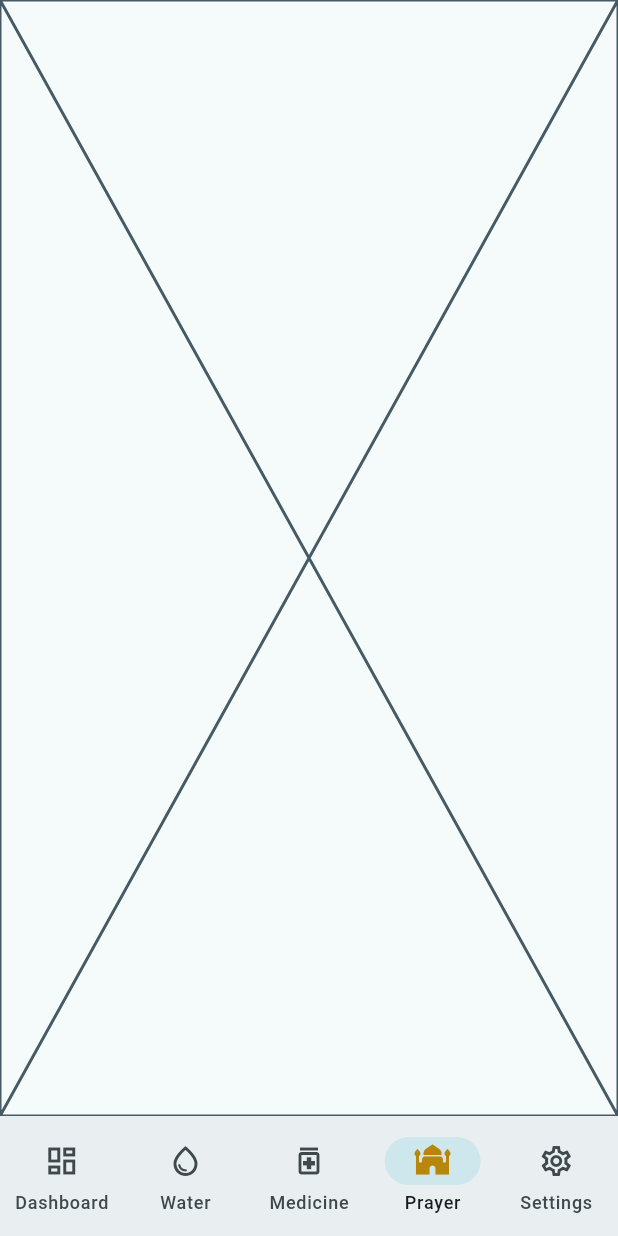
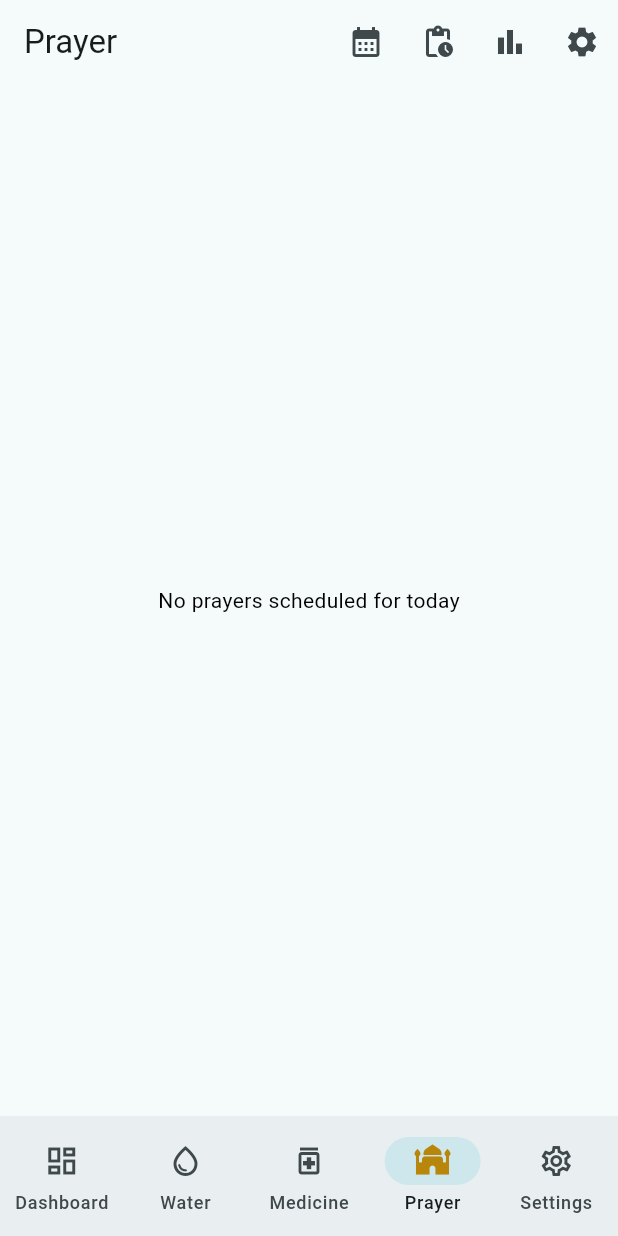
Before and after one commit to monowarfs/habbit-tracker, a Flutter app: the screen it shows after launch, item 4 of the bottom bar chosen, on a phone screen of 412 x 824 dp. Run offline on Flutter 3.47's test engine with Material 3 defaults, Android fonts, the phone set to English and light mode, and no system bars; our stand-ins replace clock, drift, fl_chart, flutter_local_notifications, flutter_riverpod, flutter_timezone and 6 more; missing offline and left inert: adhan_dart, workmanager; accounts and stored records are empty; generated files the repository leaves out were written again.

Commit message:
feat(prayer): checklist screen with tap-to-mark-prayed toggle

```diff
--- a/lib/features/prayer/presentation/screens/prayer_home_screen.dart
+++ b/lib/features/prayer/presentation/screens/prayer_home_screen.dart
@@ -1,13 +1,72 @@
 import 'package:flutter/material.dart';
+import 'package:flutter_riverpod/flutter_riverpod.dart';
+import 'package:go_router/go_router.dart';
+import 'package:habit_tracker/features/prayer/domain/entities/prayer_record.dart';
+import 'package:habit_tracker/features/prayer/presentation/providers/prayer_controller.dart';
+import 'package:habit_tracker/features/prayer/presentation/providers/prayer_providers.dart';
+import 'package:habit_tracker/features/prayer/presentation/widgets/prayer_tile.dart';
 
-/// Stub — replaced by Task 17.
-class PrayerHomeScreen extends StatelessWidget {
-  /// Creates the stub.
+/// Today's prayer checklist — countdown to next prayer (via each tile's
+/// live status), Gregorian date, tap-to-mark-prayed toggle (FR-P-07).
+class PrayerHomeScreen extends ConsumerWidget {
+  /// Creates the checklist screen.
   const PrayerHomeScreen({super.key, this.highlightRecordId});
 
   /// Record id to highlight when opened via a notification deep link.
   final String? highlightRecordId;
 
   @override
-  Widget build(BuildContext context) => const Placeholder();
+  Widget build(BuildContext context, WidgetRef ref) {
+    final views = ref.watch(todaysPrayerViewsProvider);
+    return Scaffold(
+      appBar: AppBar(
+        title: const Text('Prayer'),
+        actions: [
+          IconButton(
+            icon: const Icon(Icons.calendar_month),
+            tooltip: 'History',
+            onPressed: () => context.push('/prayer/history'),
+          ),
+          IconButton(
+            icon: const Icon(Icons.pending_actions),
+            tooltip: 'Qadha',
+            onPressed: () => context.push('/prayer/qadha'),
+          ),
+          IconButton(
+            icon: const Icon(Icons.bar_chart),
+            tooltip: 'Stats',
+            onPressed: () => context.push('/prayer/stats'),
+          ),
+          IconButton(
+            icon: const Icon(Icons.settings),
+            tooltip: 'Settings',
+            onPressed: () => context.push('/prayer/settings'),
+          ),
+        ],
+      ),
+      body: views == null
+          ? const Center(child: CircularProgressIndicator())
+          : views.isEmpty
+          ? const Center(
+              child: Text('No prayers scheduled for today'),
+            )
+          : ListView.builder(
+              itemCount: views.length,
+              itemBuilder: (context, index) {
+                final view = views[index];
+                return PrayerTile(
+                  view: view,
+                  highlighted: view.record.id == highlightRecordId,
+                  onToggle: () => ref
+                      .read(prayerControllerProvider.notifier)
+                      .togglePrayed(
+                        view.record.id,
+                        currentlyPrayed:
+                            view.effectiveStatus == PrayerStatus.prayed,
+                      ),
+                );
+              },
+            ),
+    );
+  }
 }
```
Also changed, not shown: lib/features/prayer/presentation/widgets/prayer_tile.dart (added, +76 -0 lines), 1 other file.
